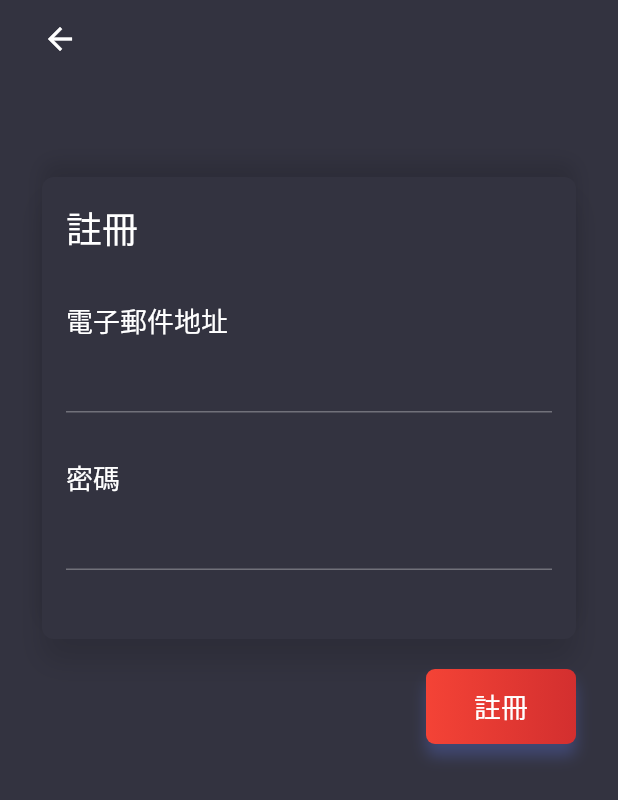
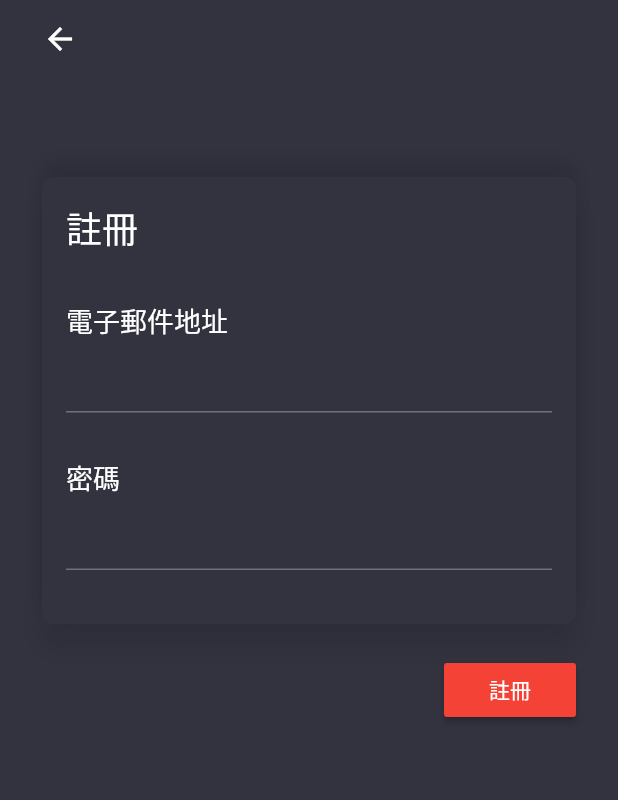
Before and after one commit to h3l1o5/carpool, a Flutter app: the Authenticate screen opened by its route, after a tap on "註冊", on a phone screen of 412 x 824 dp. Shown: the top 800 px of the screen. Run offline on Flutter 3.47's test engine with Material 2 defaults, Android fonts, the phone set to English and light mode, and no system bars; our stand-ins replace firebase_auth, modal_progress_hud; accounts and stored records are empty.

Commit message:
sign up page

```diff
--- a/lib/pages/authenticate/authenticate.dart
+++ b/lib/pages/authenticate/authenticate.dart
@@ -40,39 +40,12 @@ class _AuthenticateState extends State<Authenticate> {
               Row(
                 mainAxisAlignment: MainAxisAlignment.end,
                 children: <Widget>[
-                  Container(
-                    width: 100,
-                    height: 50,
-                    decoration: BoxDecoration(
-                      gradient: LinearGradient(colors: [
-                        theme.primaryColor,
-                        theme.primaryColorDark,
-                      ]),
-                      borderRadius: BorderRadius.circular(6.0),
-                      boxShadow: [
-                        BoxShadow(
-                            color: Color(0xFF6078ea).withOpacity(.3),
-                            offset: Offset(0.0, 8.0),
-                            blurRadius: 8.0)
-                      ],
-                    ),
-                    child: Material(
-                      color: Colors.transparent,
-                      child: InkWell(
-                        borderRadius: BorderRadius.circular(6.0),
-                        onTap: () {},
-                        child: Center(
-                          child: Text(
-                            "登入",
-                            style: TextStyle(
-                              color: Colors.white,
-                              fontSize: 18,
-                            ),
-                          ),
-                        ),
-                      ),
-                    ),
-                  )
+                  RaisedButton(
+                    child: Text("登入"),
+                    onPressed: () => {},
+                    color: theme.primaryColor,
+                    textColor: Colors.white,
+                  ),
                 ],
               ),
               SizedBox(height: 20),
--- a/lib/pages/authenticate/sign_up.dart
+++ b/lib/pages/authenticate/sign_up.dart
@@ -1,6 +1,7 @@
 import 'package:firebase_auth/firebase_auth.dart';
 import 'package:flutter/material.dart';
 import 'package:kapoo/utils/validator.dart';
+import 'package:modal_progress_hud/modal_progress_hud.dart';
 
 class SignUp extends StatefulWidget {
   @override
@@ -9,7 +10,17 @@ class SignUp extends StatefulWidget {
 
 class _SignUpState extends State<SignUp> {
   final _formKey = GlobalKey<FormState>();
-  bool _autoValidate = false;
+  final _emailFieldController = TextEditingController();
+  final _passwordFieldController = TextEditingController();
+  bool _shouldAutoValidate = false;
+  bool _isBusy = false;
+
+  @override
+  void dispose() {
+    super.dispose();
+    _emailFieldController.dispose();
+    _passwordFieldController.dispose();
+  }
 
   @override
   Widget build(BuildContext context) {
@@ -17,7 +28,9 @@ class _SignUpState extends State<SignUp> {
 
     return Scaffold(
       backgroundColor: theme.backgroundColor,
-      body: Builder(
+      body: ModalProgressHUD(
+        inAsyncCall: _isBusy,
+        child: Builder(
           builder: (context) => SafeArea(
                 child: SingleChildScrollView(
                   padding: EdgeInsets.symmetric(horizontal: 28, vertical: 14),
@@ -29,8 +42,10 @@ class _SignUpState extends State<SignUp> {
                         children: <Widget>[
                           InkWell(
                             onTap: () => Navigator.of(context).pop(),
-                          child: Icon(Icons.arrow_back,
-                              color: theme.textTheme.body1.color),
+                            child: Icon(
+                              Icons.arrow_back,
+                              color: theme.textTheme.body1.color,
+                            ),
                             highlightColor: Colors.transparent,
                             splashColor: Colors.transparent,
                           ),
@@ -39,7 +54,7 @@ class _SignUpState extends State<SignUp> {
                       SizedBox(height: 80),
                       Form(
                         key: _formKey,
-                      autovalidate: _autoValidate,
+                        autovalidate: _shouldAutoValidate,
                         child: Container(
                           width: double.infinity,
                           decoration: BoxDecoration(
@@ -60,10 +75,14 @@ class _SignUpState extends State<SignUp> {
                             child: Column(
                               crossAxisAlignment: CrossAxisAlignment.start,
                               children: <Widget>[
-                              Text("註冊", style: TextStyle(fontSize: 24)),
+                                Text(
+                                  "註冊",
+                                  style: TextStyle(fontSize: 24),
+                                ),
                                 SizedBox(height: 30),
                                 Text("電子郵件地址", style: TextStyle(fontSize: 18)),
                                 TextFormField(
+                                  controller: _emailFieldController,
                                   keyboardType: TextInputType.emailAddress,
                                   validator: (value) {
                                     if (!Validator.isEmailValid(value)) {
@@ -90,6 +109,7 @@ class _SignUpState extends State<SignUp> {
                                 SizedBox(height: 30),
                                 Text("密碼", style: TextStyle(fontSize: 18)),
                                 TextFormField(
+                                  controller: _passwordFieldController,
                                   validator: (value) {
                                     if (!Validator.isPasswordValid(value)) {
                                       return "密碼需要至少為八碼";
@@ -113,7 +133,7 @@ class _SignUpState extends State<SignUp> {
                                     ),
                                   ),
                                 ),
-                              SizedBox(height: 30),
+                                SizedBox(height: 20),
                               ],
                             ),
                           ),
@@ -123,42 +143,16 @@ class _SignUpState extends State<SignUp> {
                       Row(
                         mainAxisAlignment: MainAxisAlignment.end,
                         children: <Widget>[
-                        Container(
-                          width: 100,
-                          height: 50,
-                          decoration: BoxDecoration(
-                            gradient: LinearGradient(colors: [
-                              theme.primaryColor,
-                              theme.primaryColorDark,
-                            ]),
-                            borderRadius: BorderRadius.circular(6.0),
-                            boxShadow: [
-                              BoxShadow(
-                                  color: Color(0xFF6078ea).withOpacity(.3),
-                                  offset: Offset(0.0, 8.0),
-                                  blurRadius: 8.0)
-                            ],
+                          RaisedButton(
+                            child: Text("註冊"),
+                            onPressed: () => handleSignUp(context),
+                            color: theme.primaryColor,
+                            textColor: Colors.white,
                           ),
-                          child: Material(
-                            color: Colors.transparent,
-                            child: InkWell(
-                              borderRadius: BorderRadius.circular(6.0),
-                              onTap: () => handleSignUp(context),
-                              child: Center(
-                                child: Text(
-                                  "註冊",
-                                  style: TextStyle(
-                                    color: Colors.white,
-                                    fontSize: 18,
-                                  ),
-                                ),
-                              ),
-                            ),
-                          ),
-                        )
                         ],
                       ),
                     ],
+                  ),
                 ),
               ),
         ),
@@ -167,22 +161,23 @@ class _SignUpState extends State<SignUp> {
   }
 
   Future<void> handleSignUp(BuildContext context) async {
-    if (!_autoValidate) {
+    if (!_formKey.currentState.validate()) {
       setState(() {
-        _autoValidate = true;
+        _shouldAutoValidate = true;
       });
-    }
-
-    if (!_formKey.currentState.validate()) {
       return;
     }
 
+    setState(() {
+      _isBusy = true;
+    });
+
     try {
-      FirebaseUser user = await FirebaseAuth.instance
-          .createUserWithEmailAndPassword(
-              email: "martysun25@gmail.com", password: "84504115");
+      await FirebaseAuth.instance.createUserWithEmailAndPassword(
+          email: _emailFieldController.text,
+          password: _passwordFieldController.text);
 
-      print(user);
+      Navigator.of(context).pop();
     } catch (e) {
       if (e.code == "ERROR_EMAIL_ALREADY_IN_USE") {
         final snackBar = SnackBar(
@@ -212,6 +207,10 @@ class _SignUpState extends State<SignUp> {
 
         Scaffold.of(context).showSnackBar(snackBar);
       }
+    } finally {
+      setState(() {
+        _isBusy = false;
+      });
     }
   }
 }
--- a/pubspec.yaml
+++ b/pubspec.yaml
@@ -23,6 +23,7 @@ dependencies:
   firebase_auth: ^0.11.1
   cloud_firestore: ^0.12.3
   provider: ^3.0.0
+  modal_progress_hud: ^0.1.3
 
   # The following adds the Cupertino Icons font to your application.
   # Use with the CupertinoIcons class for iOS style icons.
```
Also changed, not shown: pubspec.lock. Lines whose indentation alone changed are shown as unchanged.
